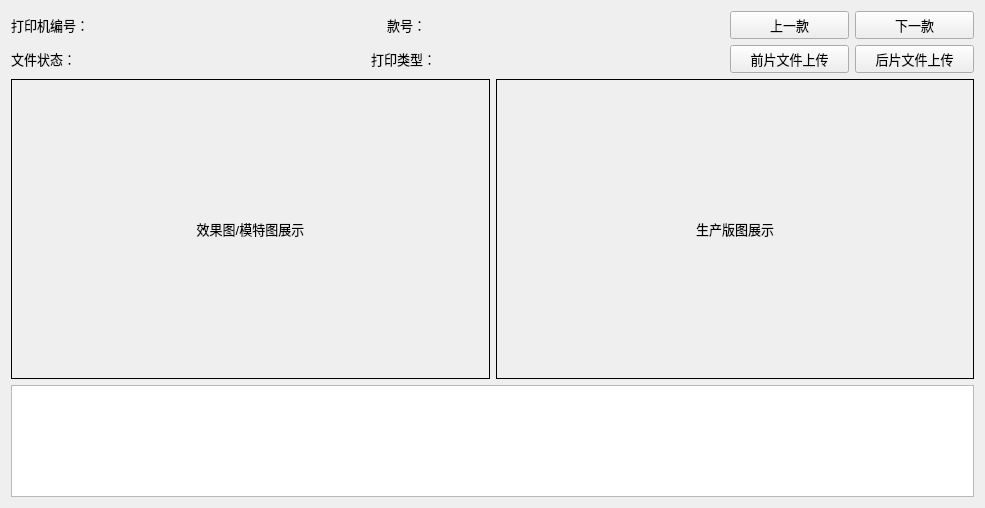
Qt form pages/startworking.ui (nizqleo/autoprint) before a commit.
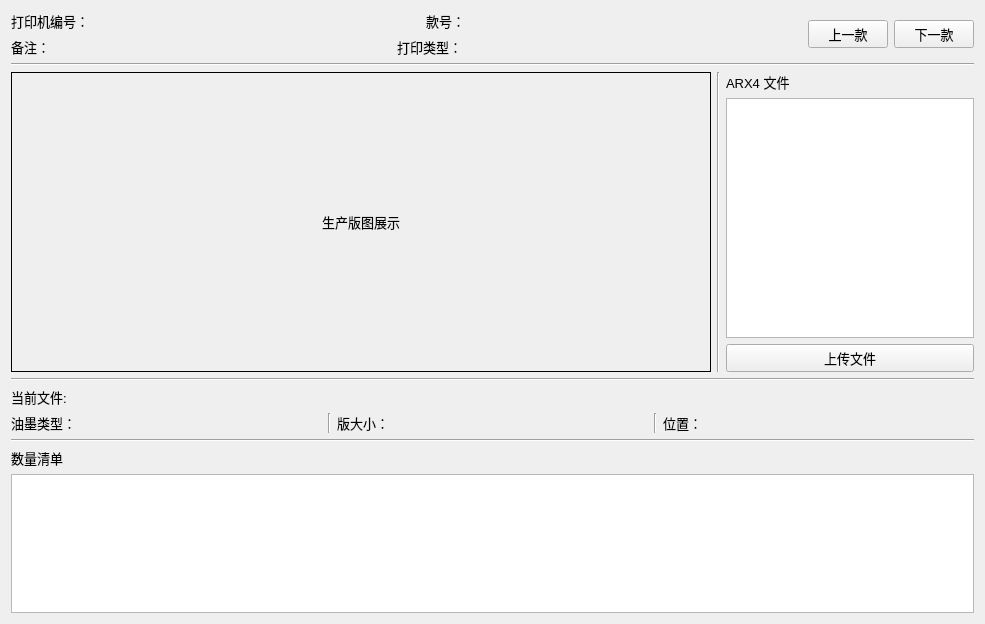
The same form after that commit.

Diff of the .ui file:
```diff
--- a/pages/startworking.ui
+++ b/pages/startworking.ui
@@ -7,7 +7,7 @@
     <x>0</x>
     <y>0</y>
     <width>985</width>
-    <height>508</height>
+    <height>624</height>
    </rect>
   </property>
   <property name="windowTitle">
@@ -122,7 +122,7 @@
                 </font>
                </property>
                <property name="text">
-                <string>文件状态：</string>
+                <string>备注：</string>
                </property>
               </widget>
              </item>
@@ -234,89 +234,23 @@
              </item>
             </layout>
            </item>
-           <item>
-            <layout class="QHBoxLayout" name="horizontalLayout_9">
-             <item>
-              <widget class="QPushButton" name="frontPage_button">
-               <property name="minimumSize">
-                <size>
-                 <width>119</width>
-                 <height>0</height>
-                </size>
-               </property>
-               <property name="font">
-                <font>
-                 <pointsize>10</pointsize>
-                </font>
-               </property>
-               <property name="text">
-                <string>前片文件上传</string>
-               </property>
-              </widget>
-             </item>
-             <item>
-              <widget class="QPushButton" name="backPage_button">
-               <property name="minimumSize">
-                <size>
-                 <width>119</width>
-                 <height>0</height>
-                </size>
-               </property>
-               <property name="font">
-                <font>
-                 <pointsize>10</pointsize>
-                </font>
-               </property>
-               <property name="text">
-                <string>后片文件上传</string>
-               </property>
-              </widget>
-             </item>
-            </layout>
-           </item>
           </layout>
          </item>
         </layout>
        </item>
+       <item>
+        <widget class="Line" name="line_3">
+         <property name="orientation">
+          <enum>Qt::Horizontal</enum>
+         </property>
+        </widget>
+       </item>
        <item>
         <layout class="QHBoxLayout" name="horizontalLayout_6">
          <item>
           <layout class="QVBoxLayout" name="verticalLayout_4">
            <item>
             <layout class="QHBoxLayout" name="horizontalLayout_3">
-             <item>
-              <widget class="QLabel" name="M_label">
-               <property name="sizePolicy">
-                <sizepolicy hsizetype="Expanding" vsizetype="Expanding">
-                 <horstretch>0</horstretch>
-                 <verstretch>0</verstretch>
-                </sizepolicy>
-               </property>
-               <property name="minimumSize">
-                <size>
-                 <width>300</width>
-                 <height>300</height>
-                </size>
-               </property>
-               <property name="font">
-                <font>
-                 <pointsize>10</pointsize>
-                </font>
-               </property>
-               <property name="frameShape">
-                <enum>QFrame::Box</enum>
-               </property>
-               <property name="frameShadow">
-                <enum>QFrame::Plain</enum>
-               </property>
-               <property name="text">
-                <string>效果图/模特图展示</string>
-               </property>
-               <property name="alignment">
-                <set>Qt::AlignCenter</set>
-               </property>
-              </widget>
-             </item>
              <item>
               <widget class="QLabel" name="P_label">
                <property name="sizePolicy">
@@ -327,7 +261,7 @@
                </property>
                <property name="minimumSize">
                 <size>
-                 <width>300</width>
+                 <width>700</width>
                  <height>300</height>
                 </size>
                </property>
@@ -347,6 +281,48 @@
                </property>
               </widget>
              </item>
+             <item>
+              <widget class="Line" name="line_2">
+               <property name="orientation">
+                <enum>Qt::Vertical</enum>
+               </property>
+              </widget>
+             </item>
+             <item>
+              <layout class="QVBoxLayout" name="verticalLayout_7">
+               <item>
+                <widget class="QLabel" name="label_5">
+                 <property name="font">
+                  <font>
+                   <pointsize>10</pointsize>
+                  </font>
+                 </property>
+                 <property name="text">
+                  <string>ARX4 文件</string>
+                 </property>
+                </widget>
+               </item>
+               <item>
+                <widget class="QListView" name="file_listView">
+                 <property name="editTriggers">
+                  <set>QAbstractItemView::NoEditTriggers</set>
+                 </property>
+                </widget>
+               </item>
+               <item>
+                <widget class="QPushButton" name="upload_button">
+                 <property name="font">
+                  <font>
+                   <pointsize>10</pointsize>
+                  </font>
+                 </property>
+                 <property name="text">
+                  <string>上传文件</string>
+                 </property>
+                </widget>
+               </item>
+              </layout>
+             </item>
             </layout>
            </item>
           </layout>
@@ -355,6 +331,139 @@
        </item>
       </layout>
      </item>
+     <item>
+      <widget class="Line" name="line_4">
+       <property name="orientation">
+        <enum>Qt::Horizontal</enum>
+       </property>
+      </widget>
+     </item>
+     <item>
+      <widget class="QLabel" name="label_7">
+       <property name="font">
+        <font>
+         <pointsize>10</pointsize>
+        </font>
+       </property>
+       <property name="text">
+        <string>当前文件:</string>
+       </property>
+      </widget>
+     </item>
+     <item>
+      <layout class="QHBoxLayout" name="horizontalLayout_9">
+       <item>
+        <widget class="QLabel" name="label_13">
+         <property name="font">
+          <font>
+           <pointsize>10</pointsize>
+          </font>
+         </property>
+         <property name="text">
+          <string>油墨类型：</string>
+         </property>
+        </widget>
+       </item>
+       <item>
+        <widget class="QLabel" name="ink_label">
+         <property name="font">
+          <font>
+           <pointsize>12</pointsize>
+           <weight>75</weight>
+           <bold>true</bold>
+          </font>
+         </property>
+         <property name="text">
+          <string/>
+         </property>
+        </widget>
+       </item>
+       <item>
+        <widget class="Line" name="line_5">
+         <property name="orientation">
+          <enum>Qt::Vertical</enum>
+         </property>
+        </widget>
+       </item>
+       <item>
+        <widget class="QLabel" name="label_11">
+         <property name="font">
+          <font>
+           <pointsize>10</pointsize>
+          </font>
+         </property>
+         <property name="text">
+          <string>版大小：</string>
+         </property>
+        </widget>
+       </item>
+       <item>
+        <widget class="QLabel" name="platenSize_label">
+         <property name="font">
+          <font>
+           <pointsize>12</pointsize>
+          </font>
+         </property>
+         <property name="text">
+          <string/>
+         </property>
+        </widget>
+       </item>
+       <item>
+        <widget class="Line" name="line_6">
+         <property name="orientation">
+          <enum>Qt::Vertical</enum>
+         </property>
+        </widget>
+       </item>
+       <item>
+        <widget class="QLabel" name="label_9">
+         <property name="font">
+          <font>
+           <pointsize>10</pointsize>
+          </font>
+         </property>
+         <property name="text">
+          <string>位置：</string>
+         </property>
+        </widget>
+       </item>
+       <item>
+        <widget class="QLabel" name="position_label">
+         <property name="font">
+          <font>
+           <pointsize>12</pointsize>
+          </font>
+         </property>
+         <property name="text">
+          <string/>
+         </property>
+        </widget>
+       </item>
+      </layout>
+     </item>
+     <item>
+      <widget class="Line" name="line">
+       <property name="orientation">
+        <enum>Qt::Horizontal</enum>
+       </property>
+      </widget>
+     </item>
+     <item>
+      <layout class="QHBoxLayout" name="horizontalLayout"/>
+     </item>
+     <item>
+      <widget class="QLabel" name="label_4">
+       <property name="font">
+        <font>
+         <pointsize>10</pointsize>
+        </font>
+       </property>
+       <property name="text">
+        <string>数量清单</string>
+       </property>
+      </widget>
+     </item>
      <item>
       <widget class="QTableView" name="tableView">
        <property name="minimumSize">
```
Left out of the diff: 2 changed lines with no effect on the pictures.
